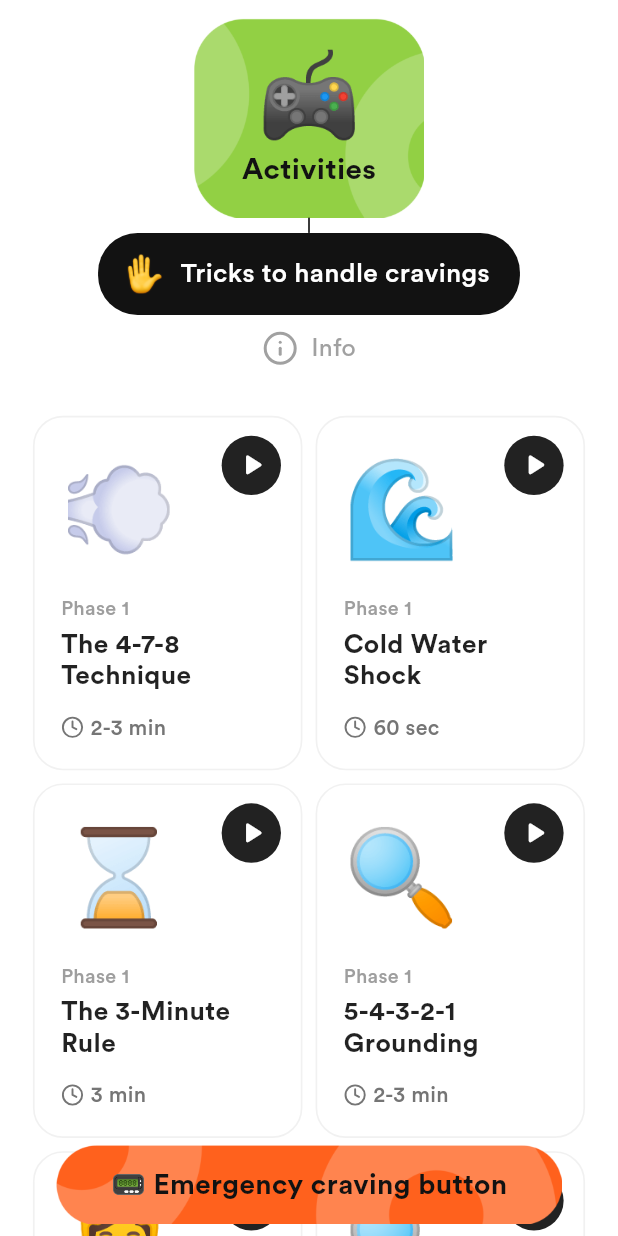
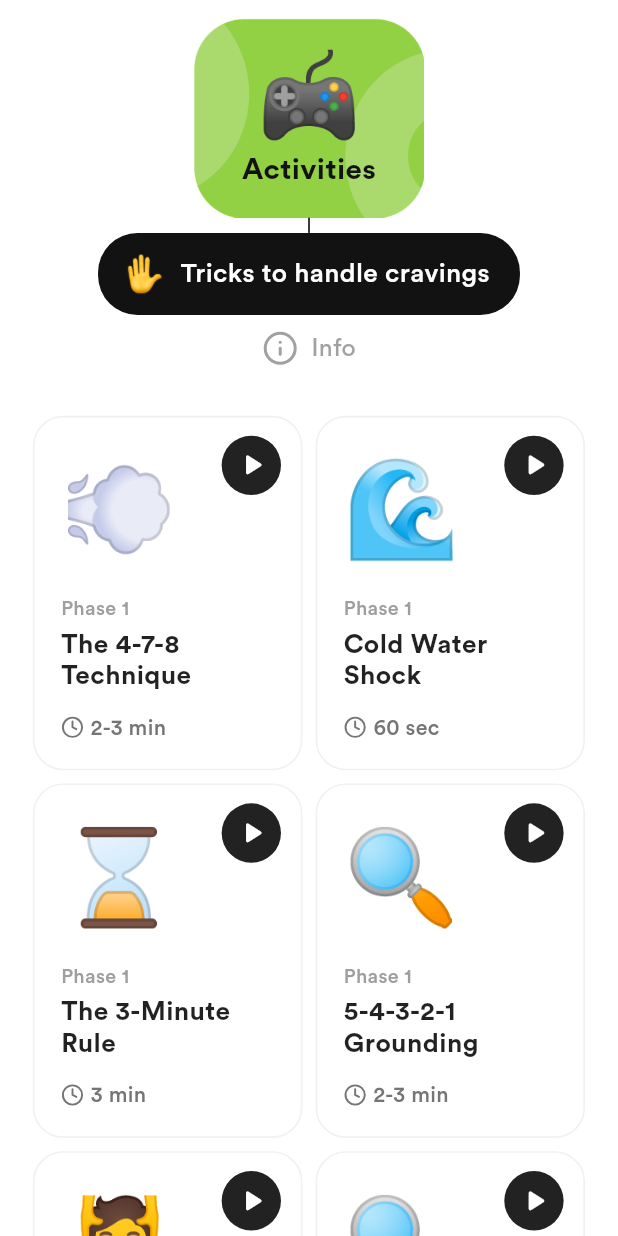
Before and after one commit to ramin443/nicotrack, a Flutter app: the Activity screen opened directly, on a phone screen of 412 x 824 dp. Run offline on Flutter 3.47's test engine with Material 3 defaults, Android fonts, the phone set to English and light mode, and no system bars; drawn by our look-alikes of auto_size_text; our stand-ins replace animated_flip_counter, cloud_firestore, confetti, device_info_plus, dotted_line, emoji_picker_flutter and 17 more; missing offline and left inert: flutter_emoji; accounts and stored records are empty; generated files the repository leaves out were written again; statements that could not run were skipped; project files that could hold a hidden picture were left out.

```diff
--- a/lib/constants/image-constants.dart
+++ b/lib/constants/image-constants.dart
@@ -118,3 +118,4 @@ String neupremiumBG= 'assets/images/Illustration/neu-premium-bg-3.png';
 String badgeBG= "assets/images/Illustration/Polygon 4.png";
 String activityBGBtn = "assets/images/button-bg/activitybgbtn.png";
 String emergencyCravingBtn= 'assets/images/button-bg/emergencyCravingBtn.png';
+String emergencyCravingHomeBtn = "assets/images/button-bg/emergencycravingBtnBg.png";
--- a/lib/screens/base/activity.dart
+++ b/lib/screens/base/activity.dart
@@ -183,41 +183,41 @@ class _ActivityState extends State<Activity> {
             ),
 
             // Emergency Craving Button positioned at bottom
-            Positioned(
-              bottom: 8.h,
-              left: 20.w,
-              right: 20.w,
-              child: GestureDetector(
-                  onTap: () {
-                    // Add emergency craving functionality here
-                  },
-                  child: Stack(
-                    alignment: Alignment.center,
-                    children: [
-                      Container(
-                        height: 52.h, // Give it a specific height
-                        width: double.infinity,
-                        child: Image.asset(
-                          emergencyCravingBtn,
-                          fit: BoxFit.contain, // Ensure proper image scaling
-                        ),
-                      ),
-                      Positioned.fill(
-                        child: Center(
-                          child: TextAutoSize(
-                            '📟 Emergency craving button',
-                            style: TextStyle(
-                              fontSize: 17.sp,
-                              fontFamily: circularBold,
-                              height: 1.1,
-                              color: nicotrackBlack1,
-                            ),
-                          ),
-                        )
-                      )
-                    ],
-                  )),
-            ),
+            // Positioned(
+            //   bottom: 8.h,
+            //   left: 20.w,
+            //   right: 20.w,
+            //   child: GestureDetector(
+            //       onTap: () {
+            //         // Add emergency craving functionality here
+            //       },
+            //       child: Stack(
+            //         alignment: Alignment.center,
+            //         children: [
+            //           Container(
+            //             height: 52.h, // Give it a specific height
+            //             width: double.infinity,
+            //             child: Image.asset(
+            //               emergencyCravingBtn,
+            //               fit: BoxFit.contain, // Ensure proper image scaling
+            //             ),
+            //           ),
+            //           Positioned.fill(
+            //             child: Center(
+            //               child: TextAutoSize(
+            //                 '📟 Emergency craving button',
+            //                 style: TextStyle(
+            //                   fontSize: 17.sp,
+            //                   fontFamily: circularBold,
+            //                   height: 1.1,
+            //                   color: nicotrackBlack1,
+            //                 ),
+            //               ),
+            //             )
+            //           )
+            //         ],
+            //       )),
+            // ),
           ],
         ),
       ),
--- a/lib/screens/base/home.dart
+++ b/lib/screens/base/home.dart
@@ -166,9 +166,9 @@ class _HomeState extends State<Home> {
                         SizedBox(
                           height: 12.w,
                         ),
-                        homeController.personalizedQuitRoutine(
+                        homeController.emergencyCravingButton(
                           context: context,
-                          label: context.l10n.home_personalized_quit_routine,
+                          label: 'Emergency Craving Button',
                         ),
                         SizedBox(
                           height: 40.w,
--- a/pubspec.yaml
+++ b/pubspec.yaml
@@ -261,6 +261,7 @@ flutter:
     - assets/images/button-bg/hexapolygon.png
     - assets/images/button-bg/activitybgbtn.png
     - assets/images/button-bg/emergencyCravingBtn.png
+    - assets/images/button-bg/emergencycravingBtnBg.png
     - assets/images/branding/premiumBG.png
     - assets/icons/app_icon.png
 
```
Also changed, not shown: lib/getx-controllers/home-controller.dart (+49 -46 lines), assets/images/button-bg/emergencycravingBtnBg.png (added), 1 other file.
